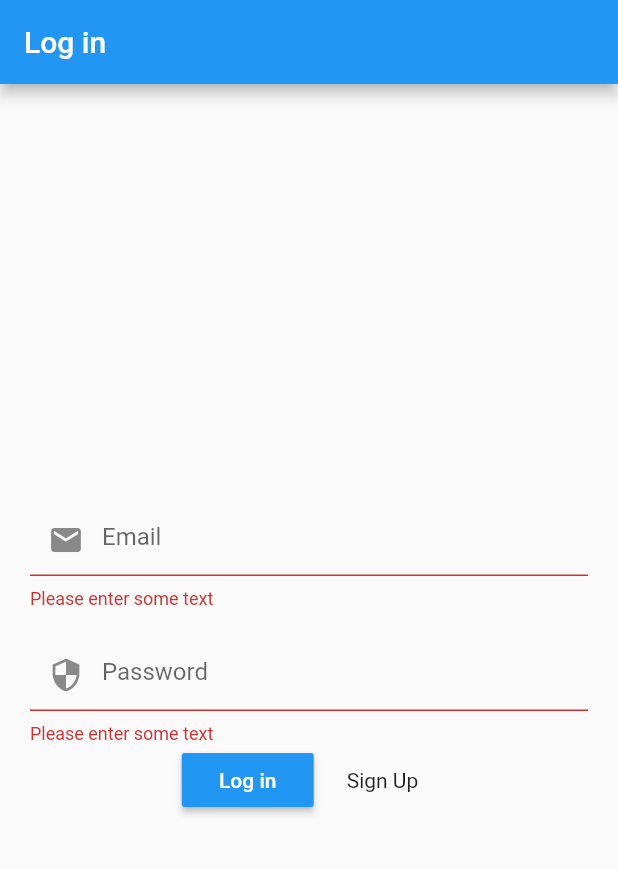
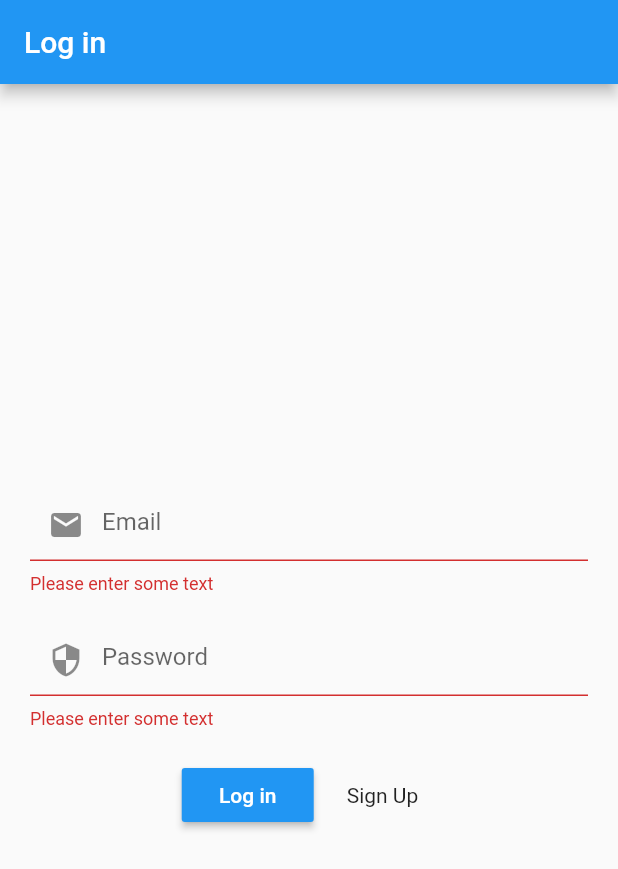
Before and after one commit to johncerpa/FlutterSchoolApp, a Flutter app: the screen it shows after launch, after a tap on "Log in", on a phone screen of 412 x 824 dp. Shown: the top 869 px of the screen. Run offline on Flutter 3.47's test engine with Material 2 defaults, Android fonts, the phone set to English and light mode, and no system bars; our stand-ins replace shared_preferences.

```diff
--- a/lib/screens/login.dart
+++ b/lib/screens/login.dart
@@ -56,7 +56,7 @@ class LoginState extends State<Login> {
                           }
                           return null;
                         },
-                      ),
+                      ),SizedBox(height: 20.0),
                       Row(
                         mainAxisAlignment: MainAxisAlignment.center,
                         crossAxisAlignment: CrossAxisAlignment.center,
--- a/lib/screens/myapp.dart
+++ b/lib/screens/myapp.dart
@@ -12,7 +12,7 @@ class MyApp extends StatelessWidget {
         create: (context) => Model(),
         child: Consumer<Model>(builder: (context, model, child) {
           return FutureBuilder(
-              future: getPrefs(),
+              future: getPrefs(model),
               builder: (BuildContext context, AsyncSnapshot<bool> snapshot) {
                 if (snapshot.hasData) {
                   final isLogged = snapshot.data;
@@ -24,8 +24,17 @@ class MyApp extends StatelessWidget {
         }));
   }
 
-  Future<bool> getPrefs() async {
+  Future<bool> getPrefs(Model user) async {
     SharedPreferences prefs = await SharedPreferences.getInstance();
+    bool v=prefs.getBool("logged") ?? false;
+    Model user2= new Model();
+    if(v){
+
+      user2.name=prefs.get("name");
+      user2.username=prefs.get("username");
+      user2.token=prefs.get("token");
+      user.update(user2);
+    }
     return prefs.getBool("logged") ?? false;
   }
 }
--- a/lib/screens/signup.dart
+++ b/lib/screens/signup.dart
@@ -1,7 +1,7 @@
 import 'package:login/model/model.dart';
 import 'package:flutter/material.dart';
 import 'package:provider/provider.dart';
-import 'package:shared_preferences/shared_preferences.dart';
+
 
 class SignUp extends StatefulWidget {
   SignUpState createState() => SignUpState();
```
